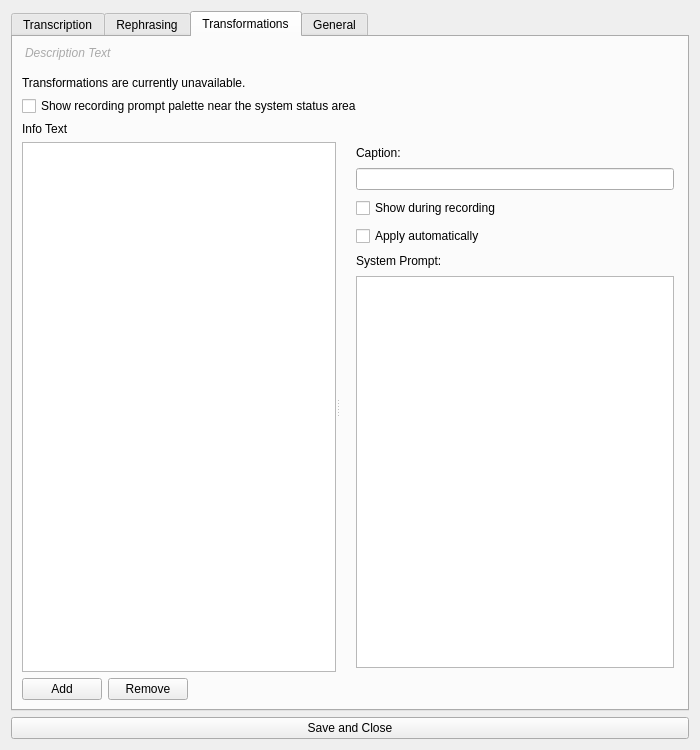
The window that app/resources/main_window.ui (bjspi/WhisperTyper) describes before a commit, drawn with Qt 5.
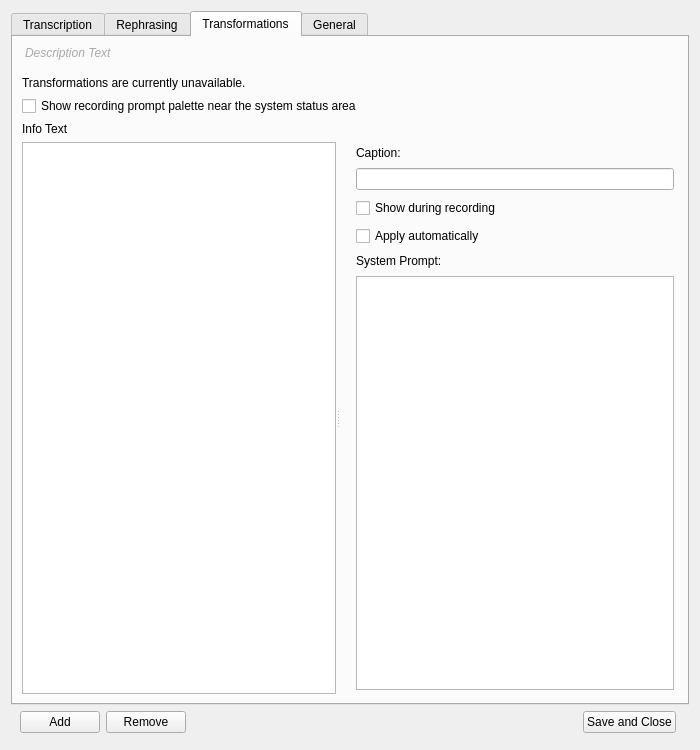
The same window after the commit. The open tabs and pages were chosen to show the change.

Commit message:
refactor: one rule for compact palette labels; prompt buttons in the footer row
- Compact palette labels keep only Qt's grapheme segmentation plus one
  rule (a caption starting with a symbol shows it alone).
- The Prompts tab's add/remove buttons share the footer row with Save,
  aligned to the tab content and shown only while that tab is active.

Diff of the .ui file:
```diff
--- a/app/resources/main_window.ui
+++ b/app/resources/main_window.ui
@@ -801,37 +801,6 @@
          </widget>
         </widget>
        </item>
-       <item>
-        <layout class="QHBoxLayout" name="btn_row">
-         <item>
-          <widget class="QPushButton" name="post_rp_add_btn">
-           <property name="text">
-            <string>Add</string>
-           </property>
-          </widget>
-         </item>
-         <item>
-          <widget class="QPushButton" name="post_rp_remove_btn">
-           <property name="text">
-            <string>Remove</string>
-           </property>
-          </widget>
-         </item>
-         <item>
-          <spacer name="horizontalSpacer_3">
-           <property name="orientation">
-            <enum>Qt::Horizontal</enum>
-           </property>
-           <property name="sizeHint" stdset="0">
-            <size>
-             <width>40</width>
-             <height>20</height>
-            </size>
-           </property>
-          </spacer>
-         </item>
-        </layout>
-       </item>
       </layout>
      </widget>
      <widget class="QWidget" name="general_tab">
@@ -1091,11 +1060,51 @@
     </widget>
    </item>
    <item>
-    <widget class="QPushButton" name="save_button">
-     <property name="text">
-      <string>Save and Close</string>
+    <layout class="QHBoxLayout" name="footer_row">
+     <property name="leftMargin">
+      <number>9</number>
      </property>
-    </widget>
+     <property name="rightMargin">
+      <number>13</number>
+     </property>
+     <property name="bottomMargin">
+      <number>6</number>
+     </property>
+     <item>
+      <widget class="QPushButton" name="post_rp_add_btn">
+       <property name="text">
+        <string>Add</string>
+       </property>
+      </widget>
+     </item>
+     <item>
+      <widget class="QPushButton" name="post_rp_remove_btn">
+       <property name="text">
+        <string>Remove</string>
+       </property>
+      </widget>
+     </item>
+     <item>
+      <spacer name="footer_spacer">
+       <property name="orientation">
+        <enum>Qt::Horizontal</enum>
+       </property>
+       <property name="sizeHint" stdset="0">
+        <size>
+         <width>40</width>
+         <height>20</height>
+        </size>
+       </property>
+      </spacer>
+     </item>
+     <item>
+      <widget class="QPushButton" name="save_button">
+       <property name="text">
+        <string>Save and Close</string>
+       </property>
+      </widget>
+     </item>
+    </layout>
    </item>
   </layout>
   <action name="open_config_action">
```
The commit also changes 3 other files.
